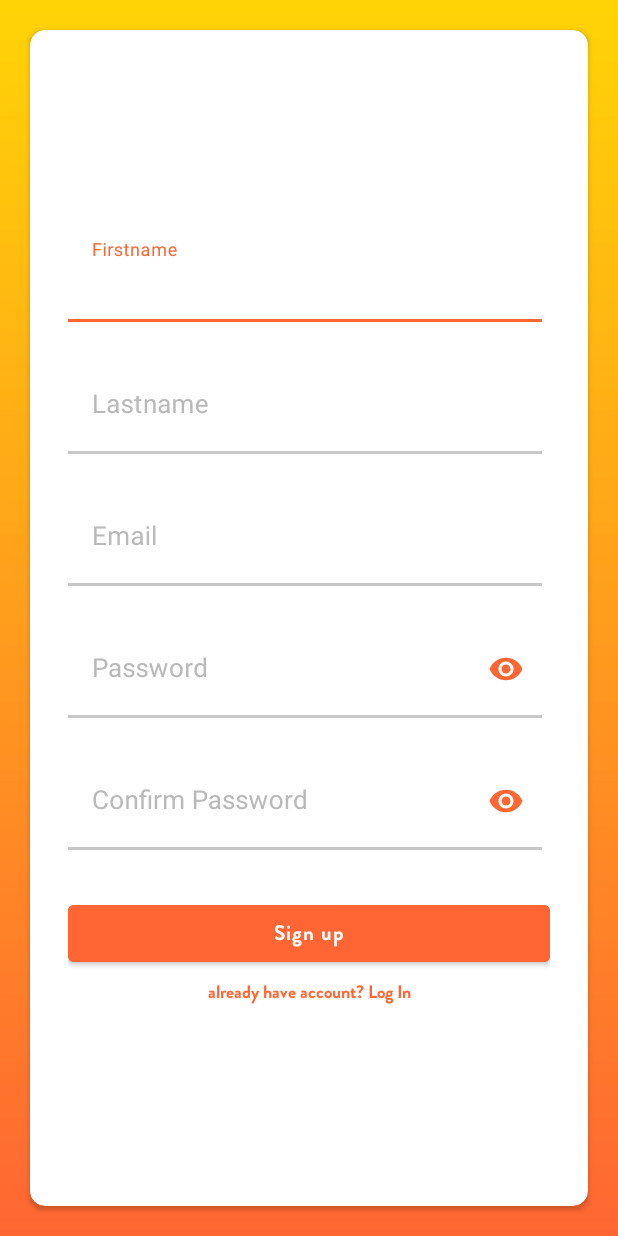
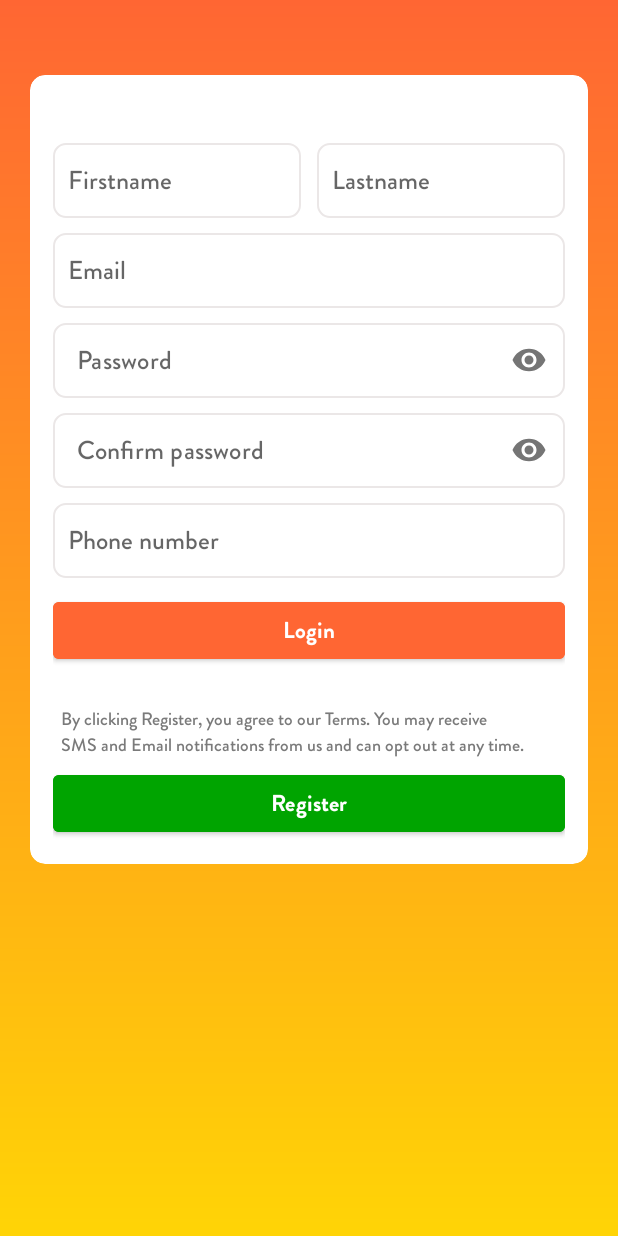
Before and after one commit to darmilola/Balloon, an Android app: the Signup screen opened directly, with no data from a screen before it, on a phone screen of 412 x 824 dp. Run offline under Robolectric (Android 15) with nearby library versions, the phone set to English and light mode, and no system bars.

Commit message:
Completed signup and login page

```diff
--- a/app/src/main/java/com/useballoon/SecondWelcome.kt
+++ b/app/src/main/java/com/useballoon/SecondWelcome.kt
@@ -105,6 +105,7 @@ class SecondWelcome : AppCompatActivity() {
             override fun onAnimationRepeat(animation: Animation) {}
         })
 
+
         fadeOut2.setAnimationListener(object : Animation.AnimationListener {
             override fun onAnimationStart(animation: Animation) {}
             override fun onAnimationEnd(animation: Animation) {
@@ -119,4 +120,5 @@ class SecondWelcome : AppCompatActivity() {
             override fun onAnimationRepeat(animation: Animation) {}
         })
     }
+
 }
--- /dev/null
+++ b/app/src/main/res/drawable/auth_edittext_background.xml
@@ -0,0 +1,14 @@
+<?xml version="1.0" encoding="UTF-8"?>
+
+<shape android:shape="rectangle" xmlns:android="http://schemas.android.com/apk/res/android">
+
+    <solid
+        android:color="@color/white" />
+    <corners
+        android:radius="8dp">
+    </corners>
+    <stroke android:width="1dp" android:color="#ebe7e7">
+
+    </stroke>
+
+</shape>
--- a/app/src/main/res/drawable/login_gradient.xml
+++ b/app/src/main/res/drawable/login_gradient.xml
@@ -3,5 +3,5 @@
     <gradient
         android:startColor="#ff6633"
         android:endColor="#ffd406"
-        android:angle="90"/>
+        android:angle="270"/>
 </shape>
--- a/app/src/main/res/layout/activity_signup.xml
+++ b/app/src/main/res/layout/activity_signup.xml
@@ -5,148 +5,132 @@
     xmlns:app="http://schemas.android.com/apk/res-auto"
     android:background="@drawable/login_gradient"
     android:orientation="vertical">
+    <ScrollView
+        android:layout_width="match_parent"
+        android:layout_height="match_parent">
+
+        <LinearLayout
+            android:layout_width="match_parent"
+            android:layout_height="match_parent"
+            android:orientation="vertical"
+            android:gravity="center"
+            android:weightSum="5">
 
 
-    <LinearLayout
-        android:layout_width="match_parent"
-        android:layout_height="match_parent"
-        android:orientation="vertical"
-        android:weightSum="5">
 
-        <androidx.cardview.widget.CardView
-            android:layout_width="match_parent"
-            android:layout_height="match_parent"
-            android:layout_marginTop="20dp"
-            android:layout_marginBottom="20dp"
-            android:layout_marginLeft="20dp"
-            android:layout_marginRight="20dp"
-            app:cardBackgroundColor="@color/white"
-            app:cardCornerRadius="10dp">
-            <ScrollView
+            <androidx.cardview.widget.CardView
                 android:layout_width="match_parent"
-                android:layout_height="match_parent">
-
+                android:layout_height="match_parent"
+                android:layout_marginTop="50dp"
+                android:layout_marginLeft="20dp"
+                android:layout_marginRight="20dp"
+                app:cardBackgroundColor="@color/white"
+                app:cardCornerRadius="10dp">
                 <LinearLayout
                     android:layout_width="match_parent"
                     android:layout_height="match_parent"
                     android:orientation="vertical"
-                    android:layout_gravity="center"
-                    android:padding="25dp">
+                    android:padding="15dp"
+                    android:layout_marginTop="30dp">
 
-                    <com.google.android.material.textfield.TextInputLayout
-                        android:id="@+id/sign_up_firstname_layout"
-                        style="@style/NewRegisterTextField"
+
+                    <LinearLayout
                         android:layout_width="match_parent"
-                        android:layout_height="wrap_content"
-                        android:layout_marginTop="2dp"
-                        android:layout_marginEnd="5dp"
-                        app:boxStrokeColor="@color/balloon_primary"
-                        app:errorEnabled="true">
+                        android:layout_height="60dp"
+                        android:weightSum="2"
+                        android:orientation="horizontal">
 
-                        <com.google.android.material.textfield.TextInputEditText
-                            android:id="@+id/sign_up_firstname"
-                            android:layout_width="match_parent"
-                            android:layout_height="65dp"
+                        <EditText
+                            android:layout_width="0dp"
+                            android:layout_height="50dp"
+                            android:layout_weight="1"
+                            android:paddingLeft="10dp"
                             android:hint="Firstname"
-                            android:maxLength="160"
-                            android:inputType="text"
-                            android:maxLines="1"
+                            android:layout_marginRight="5dp"
+                            android:fontFamily="@font/gromed"
                             android:textSize="17dp"
-                            android:textColor="@color/balloon_primary"/>
-                    </com.google.android.material.textfield.TextInputLayout>
+                            android:background="@drawable/auth_edittext_background"/>
+
+
+                        <EditText
+                            android:layout_width="0dp"
+                            android:layout_height="50dp"
+                            android:layout_weight="1"
+                            android:hint="Lastname"
+                            android:paddingLeft="10dp"
+                            android:layout_marginLeft="5dp"
+                            android:fontFamily="@font/gromed"
+                            android:textSize="17dp"
+                            android:background="@drawable/auth_edittext_background"/>
+                    </LinearLayout>
+                    <EditText
+                        android:layout_width="match_parent"
+                        android:layout_height="50dp"
+                        android:layout_weight="1"
+                        android:hint="Email"
+                        android:paddingLeft="10dp"
+                        android:fontFamily="@font/gromed"
+                        android:textSize="17dp"
+                        android:background="@drawable/auth_edittext_background"/>
+
+
+
 
 
                     <com.google.android.material.textfield.TextInputLayout
-                        android:id="@+id/sign_up_lastname_layout"
-                        style="@style/NewRegisterTextField"
                         android:layout_width="match_parent"
                         android:layout_height="wrap_content"
-                        android:layout_marginTop="2dp"
-                        android:layout_marginEnd="5dp"
-                        app:boxStrokeColor="@color/balloon_primary"
-                        app:errorEnabled="true">
+                        app:passwordToggleEnabled="true"
+                        app:boxBackgroundMode="none"
+                        app:hintEnabled="false"
+                        android:layout_marginTop="10dp">
 
-                        <com.google.android.material.textfield.TextInputEditText
-                            android:id="@+id/sign_up_lastname"
+                        <EditText
+                            android:id="@+id/etPassword"
                             android:layout_width="match_parent"
-                            android:layout_height="65dp"
-                            android:hint="Lastname"
-                            android:maxLength="160"
-                            android:inputType="text"
-                            android:maxLines="1"
+                            android:layout_height="50dp"
+                            android:hint="Password"
+                            android:fontFamily="@font/gromed"
                             android:textSize="17dp"
-                            android:textColor="@color/balloon_primary" />
+                            android:paddingTop="10dp"
+                            android:background="@drawable/auth_edittext_background"
+                            android:inputType="textPassword"
+                            android:maxLines="1" />
+
                     </com.google.android.material.textfield.TextInputLayout>
 
                     <com.google.android.material.textfield.TextInputLayout
-                        android:id="@+id/sign_up_email_layout"
-                        style="@style/NewRegisterTextField"
                         android:layout_width="match_parent"
                         android:layout_height="wrap_content"
-                        android:layout_marginTop="2dp"
-                        android:layout_marginEnd="5dp"
-                        app:boxStrokeColor="@color/balloon_primary"
-                        app:errorEnabled="true">
+                        app:passwordToggleEnabled="true"
+                        app:boxBackgroundMode="none"
+                        app:hintEnabled="false"
+                        android:layout_marginTop="10dp">
 
-                        <com.google.android.material.textfield.TextInputEditText
-                            android:id="@+id/sign_up_email"
+                        <EditText
+                            android:id="@+id/etPassword"
                             android:layout_width="match_parent"
-                            android:layout_height="65dp"
-                            android:hint="Email"
-                            android:maxLength="160"
-                            android:inputType="text"
-                            android:maxLines="1"
-                            android:textSize="17dp" />
+                            android:layout_height="50dp"
+                            android:hint="Confirm password"
+                            android:paddingTop="10dp"
+                            android:fontFamily="@font/gromed"
+                            android:textSize="17dp"
+                            android:background="@drawable/auth_edittext_background"
+                            android:inputType="textPassword"
+                            android:maxLines="1" />
+
                     </com.google.android.material.textfield.TextInputLayout>
 
-
-                    <com.google.android.material.textfield.TextInputLayout
-                        android:id="@+id/sign_up_password_layout"
-                        style="@style/NewRegisterTextField"
+                    <EditText
                         android:layout_width="match_parent"
-                        android:layout_height="wrap_content"
-                        android:layout_marginTop="2dp"
-                        android:layout_marginEnd="5dp"
-                        app:boxStrokeColor="@color/balloon_primary"
-                        app:errorEnabled="true"
-                        app:passwordToggleEnabled="true"
-                        app:passwordToggleTint="@color/balloon_primary">
-
-                        <com.google.android.material.textfield.TextInputEditText
-                            android:id="@+id/sign_up_password"
-                            android:layout_width="match_parent"
-                            android:layout_height="65dp"
-                            android:hint="Password"
-                            android:maxLength="160"
-                            android:inputType="textPassword"
-                            android:maxLines="1"
-                            android:textSize="17dp"
-                            android:textColor="@color/balloon_primary" />
-                    </com.google.android.material.textfield.TextInputLayout>
-
-                    <com.google.android.material.textfield.TextInputLayout
-                        android:id="@+id/sign_up_confirm_password_layout"
-                        style="@style/NewRegisterTextField"
-                        android:layout_width="match_parent"
-                        android:layout_height="wrap_content"
-                        android:layout_marginTop="2dp"
-                        android:layout_marginEnd="5dp"
-                        app:boxStrokeColor="@color/balloon_primary"
-                        app:errorEnabled="true"
-                        app:passwordToggleEnabled="true"
-                        app:passwordToggleTint="@color/balloon_primary">
-
-                        <com.google.android.material.textfield.TextInputEditText
-                            android:id="@+id/sign_up_confirm_password"
-                            android:layout_width="match_parent"
-                            android:layout_height="65dp"
-                            android:hint="Confirm Password"
-                            android:maxLength="160"
-                            android:inputType="textPassword"
-                            android:maxLines="1"
-                            android:textSize="17dp"
-                            android:textColor="@color/balloon_primary" />
-                    </com.google.android.material.textfield.TextInputLayout>
+                        android:layout_height="50dp"
+                        android:layout_weight="1"
+                        android:hint="Phone number"
+                        android:paddingLeft="10dp"
+                        android:layout_marginTop="10dp"
+                        android:fontFamily="@font/gromed"
+                        android:textSize="17dp"
+                        android:background="@drawable/auth_edittext_background"/>
 
 
 
@@ -154,32 +138,42 @@
                         android:layout_width="match_parent"
                         android:layout_height="50dp"
                         android:layout_marginTop="10dp"
-                        android:text="Sign up"
+                        android:text="Login"
                         android:fontFamily="@font/grobold"
+                        android:letterSpacing="0.005"
                         android:backgroundTint="@color/balloon_primary"
-                        android:id="@+id/signup_with_email_button"
+                        android:id="@+id/login_with_email_button"
                         android:textAllCaps="false"
-                        android:letterSpacing="0.05"
-                        android:textSize="14dp"/>
-
+                        android:textSize="15dp"/>
 
                     <TextView
                         android:layout_width="match_parent"
                         android:layout_height="wrap_content"
-                        android:text="already have account? Log In"
-                        android:layout_alignParentLeft="true"
-                        android:layout_marginRight="10dp"
-                        android:layout_marginLeft="10dp"
+                        android:layout_marginTop="20dp"
+                        android:text="By clicking Register, you agree to our Terms. You may receive SMS and Email notifications from us and can opt out at any time."
+                        android:textSize="12dp"
+                        android:gravity="center|left"
+                        android:fontFamily="@font/gromed"
                         android:padding="5dp"
-                        android:textSize="12dp"
-                        android:gravity="center"
+                        android:id="@+id/login_forgot_password"
+                        android:layout_alignParentRight="true"
+                        android:layout_marginRight="20dp"
+                        android:textColor="@color/light_text_color"/>
+
+
+                    <com.google.android.material.button.MaterialButton
+                        android:layout_width="match_parent"
+                        android:layout_height="50dp"
+                        android:layout_gravity="center"
+                        android:text="Register"
                         android:fontFamily="@font/grobold"
-                        android:id="@+id/sign_up_have_account"
-                        android:textColor="@color/balloon_primary"/>
+                        android:letterSpacing="0.005"
+                        android:backgroundTint="#00a400"
+                        android:textAllCaps="false"
+                        android:textSize="15dp"/>
+
                 </LinearLayout>
-
-            </ScrollView>
-
-        </androidx.cardview.widget.CardView>
-    </LinearLayout>
+            </androidx.cardview.widget.CardView>
+        </LinearLayout>
+    </ScrollView>
 </LinearLayout>
--- a/build.gradle
+++ b/build.gradle
@@ -3,6 +3,9 @@ buildscript {
     repositories {
         google()
         mavenCentral()
+        maven {
+            url "https://jitpack.io"
+        }
     }
     dependencies {
         classpath "com.android.tools.build:gradle:7.0.3"
```
Also changed, not shown: app/src/main/res/layout/activity_login.xml (+81 -42 lines), app/src/main/res/drawable/eye_preview.png (added), app/src/main/res/drawable/white_balloon.png (added).
